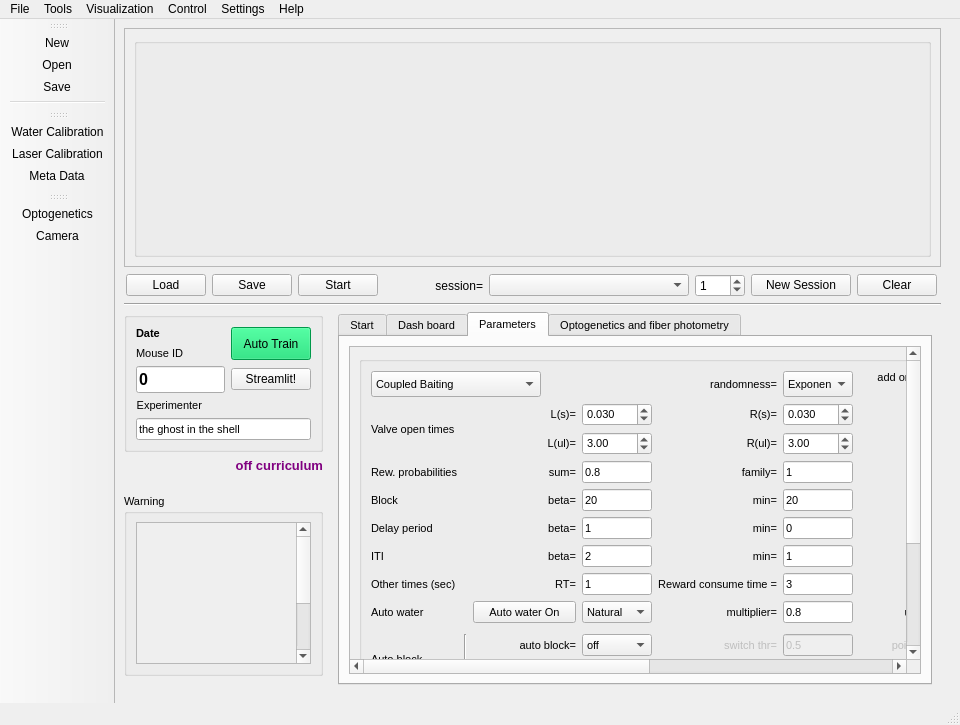
The window that src/foraging_gui/ForagingGUI.ui (AllenNeuralDynamics/dynamic-foraging-task) describes before a commit, drawn with Qt 5.
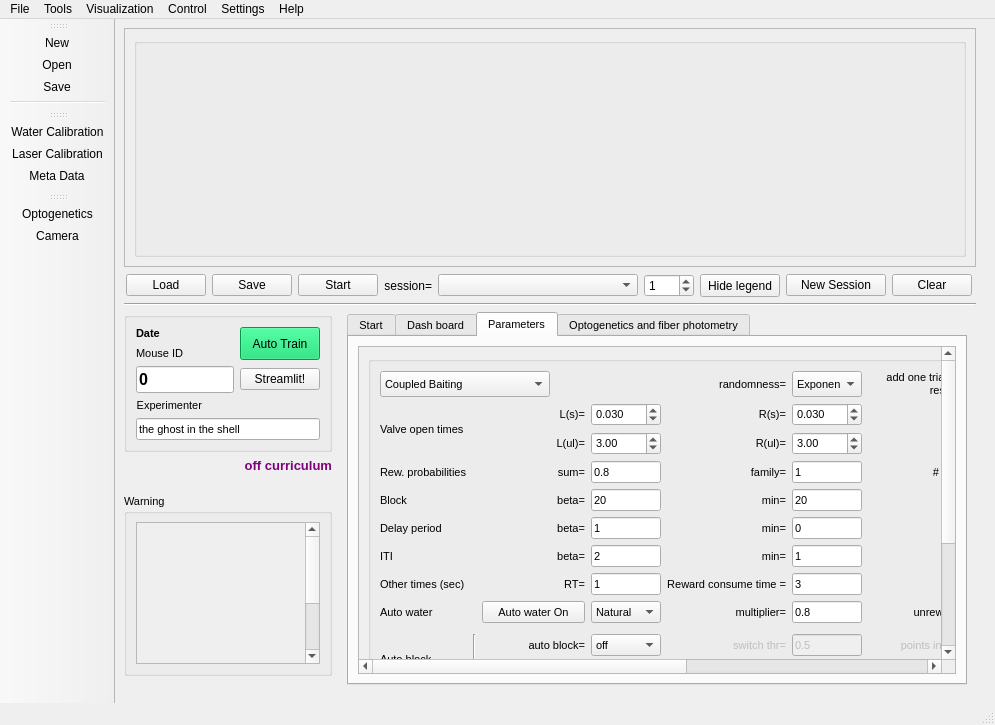
The same window after the commit. Icons and pictures are not drawn.

Patch:
```diff
--- a/src/foraging_gui/ForagingGUI.ui
+++ b/src/foraging_gui/ForagingGUI.ui
@@ -113,7 +113,7 @@
        </widget>
       </item>
       <item>
-       <layout class="QGridLayout" name="gridLayout_5" columnstretch="0,0,0,0,0,0,0,0,0,0,0">
+       <layout class="QGridLayout" name="gridLayout_5" columnstretch="0,0,0,0,0,0,0,0,0,0,0,0">
         <property name="sizeConstraint">
          <enum>QLayout::SetDefaultConstraint</enum>
         </property>
@@ -126,20 +126,7 @@
         <property name="rightMargin">
          <number>4</number>
         </property>
-        <item row="0" column="0">
-         <widget class="QPushButton" name="Load">
-          <property name="sizePolicy">
-           <sizepolicy hsizetype="Fixed" vsizetype="Fixed">
-            <horstretch>0</horstretch>
-            <verstretch>0</verstretch>
-           </sizepolicy>
-          </property>
-          <property name="text">
-           <string>Load</string>
-          </property>
-         </widget>
-        </item>
-        <item row="0" column="3">
+        <item row="2" column="3">
          <spacer name="horizontalSpacer_5">
           <property name="orientation">
            <enum>Qt::Horizontal</enum>
@@ -152,7 +139,7 @@
           </property>
          </spacer>
         </item>
-        <item row="0" column="6">
+        <item row="2" column="7">
          <widget class="QSpinBox" name="SessionlistSpin">
           <property name="sizePolicy">
            <sizepolicy hsizetype="Expanding" vsizetype="Expanding">
@@ -177,8 +164,8 @@
           </property>
          </widget>
         </item>
-        <item row="0" column="10">
-         <widget class="QPushButton" name="Clear">
+        <item row="2" column="0">
+         <widget class="QPushButton" name="Load">
           <property name="sizePolicy">
            <sizepolicy hsizetype="Fixed" vsizetype="Fixed">
             <horstretch>0</horstretch>
@@ -186,11 +173,33 @@
            </sizepolicy>
           </property>
           <property name="text">
-           <string>Clear</string>
+           <string>Load</string>
           </property>
          </widget>
         </item>
-        <item row="0" column="8" alignment="Qt::AlignRight">
+        <item row="2" column="4">
+         <widget class="QLabel" name="label_73">
+          <property name="enabled">
+           <bool>true</bool>
+          </property>
+          <property name="sizePolicy">
+           <sizepolicy hsizetype="Expanding" vsizetype="Expanding">
+            <horstretch>0</horstretch>
+            <verstretch>0</verstretch>
+           </sizepolicy>
+          </property>
+          <property name="text">
+           <string>session=</string>
+          </property>
+          <property name="textFormat">
+           <enum>Qt::AutoText</enum>
+          </property>
+          <property name="alignment">
+           <set>Qt::AlignRight|Qt::AlignTrailing|Qt::AlignVCenter</set>
+          </property>
+         </widget>
+        </item>
+        <item row="2" column="9" alignment="Qt::AlignRight">
          <widget class="QPushButton" name="NewSession">
           <property name="enabled">
            <bool>true</bool>
@@ -215,7 +224,20 @@
           </property>
          </widget>
         </item>
-        <item row="0" column="2">
+        <item row="2" column="11">
+         <widget class="QPushButton" name="Clear">
+          <property name="sizePolicy">
+           <sizepolicy hsizetype="Fixed" vsizetype="Fixed">
+            <horstretch>0</horstretch>
+            <verstretch>0</verstretch>
+           </sizepolicy>
+          </property>
+          <property name="text">
+           <string>Clear</string>
+          </property>
+         </widget>
+        </item>
+        <item row="2" column="2">
          <widget class="QPushButton" name="Start">
           <property name="enabled">
            <bool>true</bool>
@@ -240,39 +262,7 @@
           </property>
          </widget>
         </item>
-        <item row="0" column="4">
-         <widget class="QLabel" name="label_73">
-          <property name="enabled">
-           <bool>true</bool>
-          </property>
-          <property name="sizePolicy">
-           <sizepolicy hsizetype="Expanding" vsizetype="Expanding">
-            <horstretch>0</horstretch>
-            <verstretch>0</verstretch>
-           </sizepolicy>
-          </property>
-          <property name="text">
-           <string>session=</string>
-          </property>
-          <property name="textFormat">
-           <enum>Qt::AutoText</enum>
-          </property>
-          <property name="alignment">
-           <set>Qt::AlignRight|Qt::AlignTrailing|Qt::AlignVCenter</set>
-          </property>
-         </widget>
-        </item>
-        <item row="0" column="5">
-         <widget class="QComboBox" name="Sessionlist">
-          <property name="minimumSize">
-           <size>
-            <width>200</width>
-            <height>0</height>
-           </size>
-          </property>
-         </widget>
-        </item>
-        <item row="0" column="1">
+        <item row="2" column="1">
          <widget class="QPushButton" name="Save">
           <property name="sizePolicy">
            <sizepolicy hsizetype="Fixed" vsizetype="Fixed">
@@ -285,6 +275,35 @@
           </property>
          </widget>
         </item>
+        <item row="2" column="5">
+         <widget class="QComboBox" name="Sessionlist">
+          <property name="minimumSize">
+           <size>
+            <width>200</width>
+            <height>0</height>
+           </size>
+          </property>
+         </widget>
+        </item>
+        <item row="2" column="8">
+         <widget class="QPushButton" name="HideLegend">
+          <property name="enabled">
+           <bool>true</bool>
+          </property>
+          <property name="sizePolicy">
+           <sizepolicy hsizetype="Expanding" vsizetype="Expanding">
+            <horstretch>0</horstretch>
+            <verstretch>0</verstretch>
+           </sizepolicy>
+          </property>
+          <property name="text">
+           <string>Hide legend</string>
+          </property>
+          <property name="checkable">
+           <bool>true</bool>
+          </property>
+         </widget>
+        </item>
        </layout>
       </item>
       <item>
@@ -2701,7 +2720,7 @@
                <widget class="QWidget" name="scrollAreaWidgetContents_2">
                 <property name="geometry">
                  <rect>
-                  <x>-297</x>
+                  <x>0</x>
                   <y>0</y>
                   <width>1068</width>
                   <height>463</height>
```
